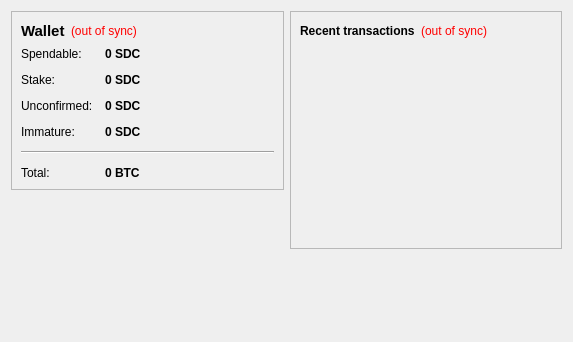
First picture: the form in src/qt/forms/overviewpage.ui, repository ViorTeam/ViorCoin-Wallet, before the edit.
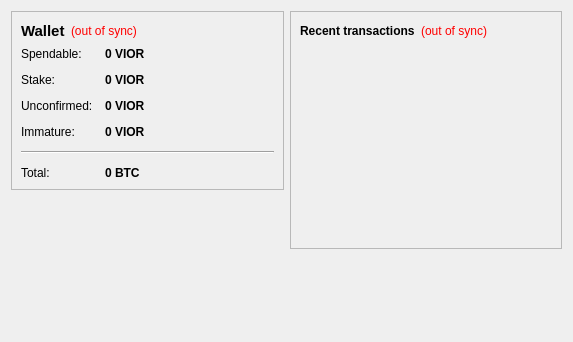
Second picture: the form after the edit.

Commit message: SDC leftover

```diff
--- a/src/qt/forms/overviewpage.ui
+++ b/src/qt/forms/overviewpage.ui
@@ -105,7 +105,7 @@
              <string>Your current spendable balance</string>
             </property>
             <property name="text">
-             <string notr="true">0 SDC</string>
+             <string notr="true">0 VIOR</string>
             </property>
             <property name="textInteractionFlags">
              <set>Qt::LinksAccessibleByMouse|Qt::TextSelectableByKeyboard|Qt::TextSelectableByMouse</set>
@@ -134,7 +134,7 @@
              <string>Total of coins that was staked, and do not yet count toward the current balance</string>
             </property>
             <property name="text">
-             <string notr="true">0 SDC</string>
+             <string notr="true">0 VIOR</string>
             </property>
             <property name="textInteractionFlags">
              <set>Qt::LinksAccessibleByMouse|Qt::TextSelectableByKeyboard|Qt::TextSelectableByMouse</set>
@@ -163,7 +163,7 @@
              <string>Total of transactions that have yet to be confirmed, and do not yet count toward the current balance</string>
             </property>
             <property name="text">
-             <string notr="true">0 SDC</string>
+             <string notr="true">0 VIOR</string>
             </property>
             <property name="textInteractionFlags">
              <set>Qt::LinksAccessibleByMouse|Qt::TextSelectableByKeyboard|Qt::TextSelectableByMouse</set>
@@ -189,7 +189,7 @@
              <string>Mined balance that has not yet matured</string>
             </property>
             <property name="text">
-             <string notr="true">0 SDC</string>
+             <string notr="true">0 VIOR</string>
             </property>
             <property name="textInteractionFlags">
              <set>Qt::LinksAccessibleByMouse|Qt::TextSelectableByKeyboard|Qt::TextSelectableByMouse</set>
```
